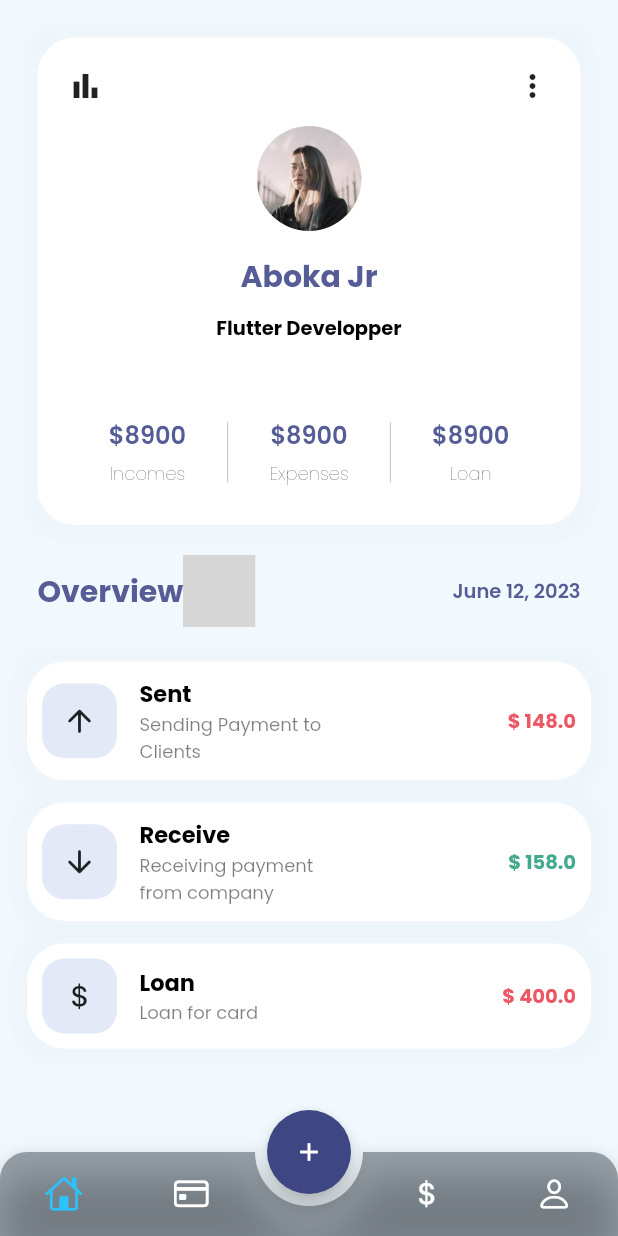
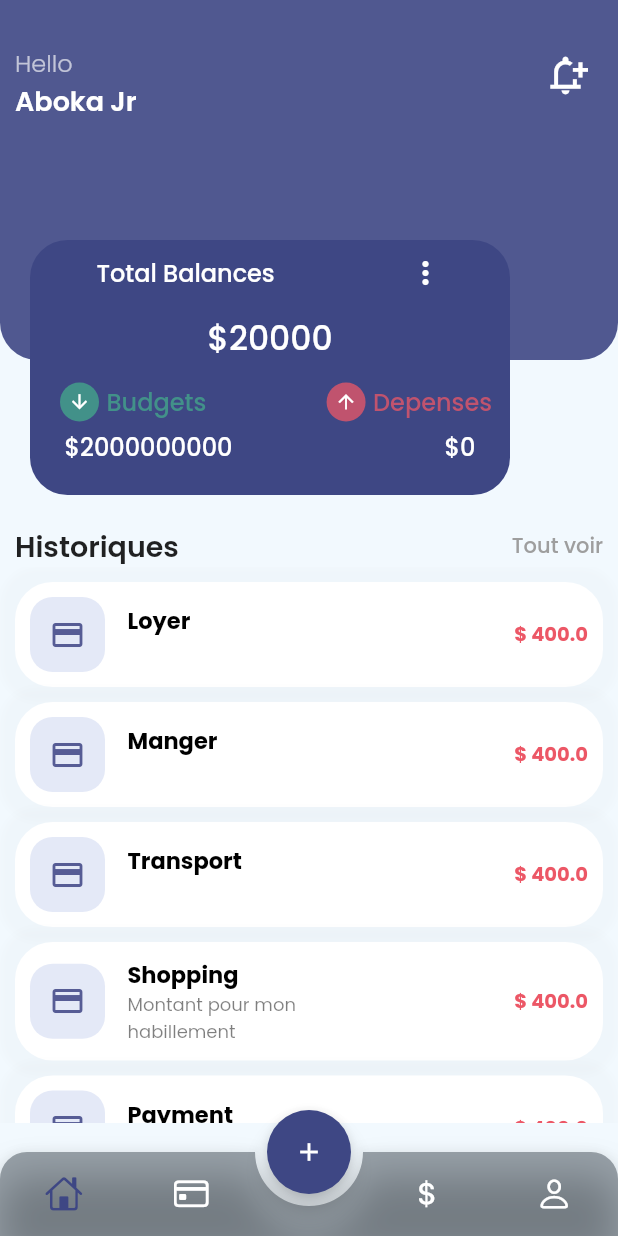
Before and after one commit to EdmondDossa/gestion-finance-personnelle, a Flutter app: the screen it shows after launch, after a tap on "Login", on a phone screen of 412 x 824 dp. Run offline on Flutter 3.47's test engine with Material 2 defaults, Android fonts, the light colour scheme and no system bars; drawn by our look-alikes of animated_bottom_navigation_bar; our stand-ins replace google_fonts; missing offline and left inert: icon_badge; grey boxes are pictures that could not be loaded.

Commit message:
mise en place de la page statistic

```diff
--- a/lib/main.dart
+++ b/lib/main.dart
@@ -1,5 +1,6 @@
 import 'package:flutter/material.dart';
 import 'package:gestion_finance/screens/login.dart';
+import 'package:gestion_finance/utilities/colors.dart';
 import 'package:google_fonts/google_fonts.dart';
 
 void main() {
@@ -14,7 +15,7 @@ class MyApp extends StatelessWidget {
     return MaterialApp(
       debugShowCheckedModeBanner: false,
       theme:  ThemeData(
-        scaffoldBackgroundColor: Color(0xFF1C2833),
+        scaffoldBackgroundColor: primary,
         fontFamily: GoogleFonts.poppins().fontFamily,
       ),
       home: LoginPage()
--- a/lib/models/transaction.dart
+++ b/lib/models/transaction.dart
@@ -0,0 +1,10 @@
+import 'package:flutter/material.dart';
+
+class Transaction {
+  Icon icon;
+  String title;
+  String description;
+  double amount;
+  Color amountColor;
+  Transaction({required this.icon,required this.title,required this.amount,required this.description, required this.amountColor});
+}
--- a/lib/screens/home.dart
+++ b/lib/screens/home.dart
@@ -2,6 +2,8 @@ import 'package:animated_bottom_navigation_bar/animated_bottom_navigation_bar.da
 import 'package:flutter/cupertino.dart';
 import 'package:flutter/material.dart';
 import 'package:gestion_finance/screens/daily.dart';
+import 'package:gestion_finance/screens/home_page.dart';
+import 'package:gestion_finance/screens/statistics.dart';
 import 'package:gestion_finance/screens/transaction.dart';
 import 'package:gestion_finance/utilities/colors.dart';
 
@@ -15,11 +17,10 @@ class HomePage extends StatefulWidget {
 class _HomePageState extends State<HomePage> {
   int pageIndex = 0;
   List<Widget> pages = [
+    const StartPage(),
+    const TransactionPage(),
     const DailyPage(),
-    const TransactionPage(),
-    Container(),
-    Container(),
-    Container(),
+    const StattisticsPage(),
   ];
   @override
   Widget build(BuildContext context) {
@@ -75,7 +76,7 @@ class _HomePageState extends State<HomePage> {
       leftCornerRadius: 18,
       rightCornerRadius: 18,
       iconSize: 25,
-      activeColor: blue,
+      activeColor: buttonColor,
     );
   }
 
--- /dev/null
+++ b/lib/screens/home_page.dart
@@ -0,0 +1,321 @@
+import 'package:flutter/cupertino.dart';
+import 'package:flutter/material.dart';
+import 'package:gestion_finance/models/transaction.dart';
+import 'package:gestion_finance/utilities/colors.dart';
+import 'package:gestion_finance/widgets/transaction-widget.dart';
+
+class StartPage extends StatefulWidget {
+  const StartPage({super.key});
+
+  @override
+  State<StartPage> createState() => _StartPageState();
+}
+
+class _StartPageState extends State<StartPage> {
+  List transactionsList = [
+    Transaction(
+      icon: Icon(Icons.payment,color: mainFontColor,),
+      title: "Loyer",
+      description: "",
+      amount: 400,
+      amountColor: red,
+    ),
+    Transaction(
+      icon: Icon(Icons.payment,color: mainFontColor,),
+      title: "Manger",
+      description: "",
+      amount: 400,
+      amountColor: red,
+    ),
+    Transaction(
+      icon: Icon(Icons.payment,color: mainFontColor,),
+      title: "Transport",
+      description: "",
+      amount: 400,
+      amountColor: red,
+    ),
+    Transaction(
+      icon: Icon(Icons.payment,color: mainFontColor,),
+      title: "Shopping",
+      description: "Montant pour mon habillement",
+      amount: 400,
+      amountColor: red,
+    ),
+    Transaction(
+      icon: Icon(Icons.payment,color: mainFontColor,),
+      title: "Payment",
+      description: "Payment from Andrea",
+      amount: 400,
+      amountColor: red,
+    ),
+    Transaction(
+      icon: Icon(Icons.payment,color: mainFontColor,),
+      title: "Sante",
+      description: "La santé avant tout",
+      amount: 400,
+      amountColor: red,
+    ),
+    Transaction(
+      icon: Icon(Icons.payment,color: mainFontColor,),
+      title: "Dettes",
+      description: "Mes dettes envers Arlette",
+      amount: 400,
+      amountColor: red,
+    ),
+  ];
+  @override
+  Widget build(BuildContext context) {
+    return Scaffold(
+      body: SingleChildScrollView(
+        child: Column(
+          children: [
+            Container(
+              width: double.infinity,
+              height: 350,
+              child: Stack(
+                children: [
+                  Column(
+                    children:[
+                        Container(
+                        width: double.infinity,
+                        height: 240,
+                        decoration: BoxDecoration(
+                          color: buttonColor.withOpacity(0.9),
+                          borderRadius: BorderRadius.only(
+                            bottomLeft: Radius.circular(25),
+                            bottomRight: Radius.circular(25),
+                          ),
+                        ),
+                        child: Stack(
+                          children: [
+                            Positioned(
+                              top: 30,
+                              right: 15,
+                              child: ClipRRect(
+                                borderRadius: BorderRadius.circular(7),
+                                child:  Container(
+                                  height: 40,
+                                  width: 40,
+                                  child:  Icon(
+                                    Icons.notification_add_outlined,
+                                    size: 30,
+                                    color: white,
+                                  ),
+                                ),
+                              )
+                            ),
+                            Padding(
+                              padding: EdgeInsets.only(top: 30, left: 10),
+                              child: Column(
+                                crossAxisAlignment: CrossAxisAlignment.start,
+                                children: [
+                                  Text(
+                                    "Hello",
+                                    style:  TextStyle(
+                                      fontWeight: FontWeight.w300,
+                                      fontSize: 16,
+                                      color: white.withOpacity(0.65),
+                                    ),
+                                  ),
+                                  Text(
+                                    "Aboka Jr",
+                                    textAlign: TextAlign.center,
+                                    style:  TextStyle(
+                                      fontWeight: FontWeight.w600,
+                                      fontSize: 18,
+                                      color: white,
+                                    ),
+                                  )
+                                ],
+                              ),
+                            )
+                          ],
+                        ),
+                      ),
+                    ],
+                  ),
+                  Positioned(
+                    top: 160,
+                    left:20,
+                    child: Container(
+                      width: 320,
+                      height: 170,
+                      decoration: BoxDecoration(
+                        color: buttonColor,
+                        borderRadius: BorderRadius.circular(25),
+                      ),
+                      child: Column(
+                        children: [
+                          Padding(
+                            padding: const EdgeInsets.symmetric(vertical:10),
+                            child: Row(
+                              mainAxisAlignment: MainAxisAlignment.spaceAround,
+                              children: [
+                                Text(
+                                  "Total Balances",
+                                  textAlign: TextAlign.center,
+                                  style:  TextStyle(
+                                    fontWeight: FontWeight.w500,
+                                    fontSize: 16,
+                                    color: white,
+                                  ),
+                                ),
+                                GestureDetector(
+                                  onTap: (){},
+                                  child: Icon(Icons.more_vert, color: white),
+                                ),
+                              ],
+                            ),
+
+                          ),
+                          Padding(
+                            padding: EdgeInsets.symmetric(vertical: 5, horizontal: 5),
+                            child: Text(
+                              "\$20000",
+                              style:  TextStyle(
+                                fontWeight: FontWeight.w500,
+                                fontSize: 22,
+                                color: white,
+                              ),
+                            ),
+                          ),
+                          Padding(
+                            padding: const EdgeInsets.symmetric(horizontal:12),
+                            child: Row(
+                              mainAxisAlignment: MainAxisAlignment.spaceBetween,
+                              children: [
+                                Padding(
+                                  padding: const EdgeInsets.only(top:8.0, left: 8),
+                                  child: Row(
+                                    mainAxisAlignment: MainAxisAlignment.spaceBetween,
+                                    children: [
+                                      CircleAvatar(
+                                        radius: 13,
+                                        backgroundColor: green.withOpacity(0.75),
+                                        child: Icon(Icons.arrow_downward,color: white,size:15),
+                                      ),
+                                      SizedBox(width: 5,)
+                                      ,Text(
+                                        "Budgets",
+                                        style:  TextStyle(
+                                          fontWeight: FontWeight.w500,
+                                          fontSize: 16,
+                                          color: green.withOpacity(0.75),
+                                        ),
+                                      )
+                                    ],
+                                  ),
+                                ),
+                                Padding(
+                                  padding: const EdgeInsets.only(top:8.0, left: 8),
+                                  child: Row(
+                                    mainAxisAlignment: MainAxisAlignment.spaceBetween,
+                                    children: [
+                                      CircleAvatar(
+                                        radius: 13,
+                                        backgroundColor: red.withOpacity(0.75),
+                                        child: Icon(Icons.arrow_upward,color: white,size:15),
+                                      ),
+                                      SizedBox(width: 5,)
+                                      ,Text(
+                                        "Depenses",
+                                        style:  TextStyle(
+                                          fontWeight: FontWeight.w500,
+                                          fontSize: 16,
+                                          color: red.withOpacity(0.75),
+                                        ),
+                                      )
+                                    ],
+                                  ),
+                                ),
+                              ],
+                            ),
+                          ),
+                          Padding(
+                            padding: const EdgeInsets.symmetric(horizontal:8.0),
+                            child: Row(
+                              mainAxisAlignment: MainAxisAlignment.spaceBetween,
+                              children: [
+                                Padding(
+                                  padding: EdgeInsets.symmetric(vertical: 5, horizontal: 15),
+                                  child: Text(
+                                    "\$2000000000",
+                                    style:  TextStyle(
+                                      fontWeight: FontWeight.w500,
+                                      fontSize: 16,
+                                      color: white,
+                                    ),
+                                  ),
+                                ),
+                                Padding(
+                                  padding: EdgeInsets.symmetric(vertical: 5, horizontal: 15),
+                                  child: Text(
+                                    "\$0",
+                                    style:  TextStyle(
+                                      fontWeight: FontWeight.w500,
+                                      fontSize: 16,
+                                      color: white,
+                                    ),
+                                  ),
+                                ),
+                              ],
+                            ),
+                          ),
+                        ],
+                      ),
+                    ),
+                  ),
+
+                ],
+              ),
+            ),
+            Padding(
+              padding: EdgeInsets.symmetric(horizontal: 10),
+              child: Row(
+                mainAxisAlignment: MainAxisAlignment.spaceBetween,
+                children: [
+                  Text(
+                    "Historiques",
+                    style:  TextStyle(
+                      fontWeight: FontWeight.w600,
+                      fontSize: 19,
+                    ),
+                  ),
+                  GestureDetector(
+                    onTap: (){},
+                    child: Text(
+                      "Tout voir",
+                      style:  TextStyle(
+                        fontWeight: FontWeight.w500,
+                        fontSize: 14,
+                        color: grey
+                      ),
+                    ),
+                  ),
+                ],
+              ),
+            ),
+            Container(
+              width: double.infinity,
+              height: MediaQuery.of(context).size.height*0.45,
+              child: ListView(
+                physics: BouncingScrollPhysics(),
+                children: [
+                  ...List.generate(transactionsList.length, (index) {
+                    return WTransaction(
+                      icon: transactionsList[index].icon,
+                      title: transactionsList[index].title,
+                      description: transactionsList[index].description,
+                      amount: transactionsList[index].amount,
+                      amountColor: transactionsList[index].amountColor,
+                    );
+                  })
+                ]
+              ),
+            )
+          ],
+        ),
+      ),
+    );
+  }
+}
--- /dev/null
+++ b/lib/screens/statistics.dart
@@ -0,0 +1,66 @@
+import 'package:flutter/cupertino.dart';
+import 'package:flutter/material.dart';
+import 'package:gestion_finance/utilities/colors.dart';
+
+class StattisticsPage extends StatefulWidget {
+  const StattisticsPage({super.key});
+
+  @override
+  State<StattisticsPage> createState() => _StattisticsPageState();
+}
+
+class _StattisticsPageState extends State<StattisticsPage> {
+  List days = ["Jours","week","Mois","years"];
+  @override
+  Widget build(BuildContext context) {
+    return Scaffold(
+        body: SingleChildScrollView(
+      child: Column(
+        children: [
+          SizedBox(
+            height: 20,
+          ),
+          Padding(
+            padding: const EdgeInsets.symmetric(vertical: 20.0),
+            child: Text(
+              "Statistiques",
+              textAlign: TextAlign.center,
+              style: TextStyle(
+                fontSize: 20,
+                fontWeight: FontWeight.w700,
+                color: black,
+              ),
+            ),
+          ),
+          SizedBox(
+            height: 20,
+          ),
+          Row(
+            mainAxisAlignment: MainAxisAlignment.spaceEvenly,
+            children: [
+              ...List.generate(4, (index) {
+                return Container(
+                  height: 40,
+                  width: 80,
+                  decoration: BoxDecoration(
+                    borderRadius: BorderRadius.circular(20),
+                    color: buttonColor,
+                  ),
+                  alignment: Alignment.center,
+                  child: Text(
+                      days[index],
+                      style: TextStyle(
+                        color: white,
+                        fontSize: 16,
+                        fontWeight: FontWeight.w500,
+                      ),
+                  ),
+                );
+              }),
+            ],
+          )
+        ],
+      ),
+    ));
+  }
+}
```
